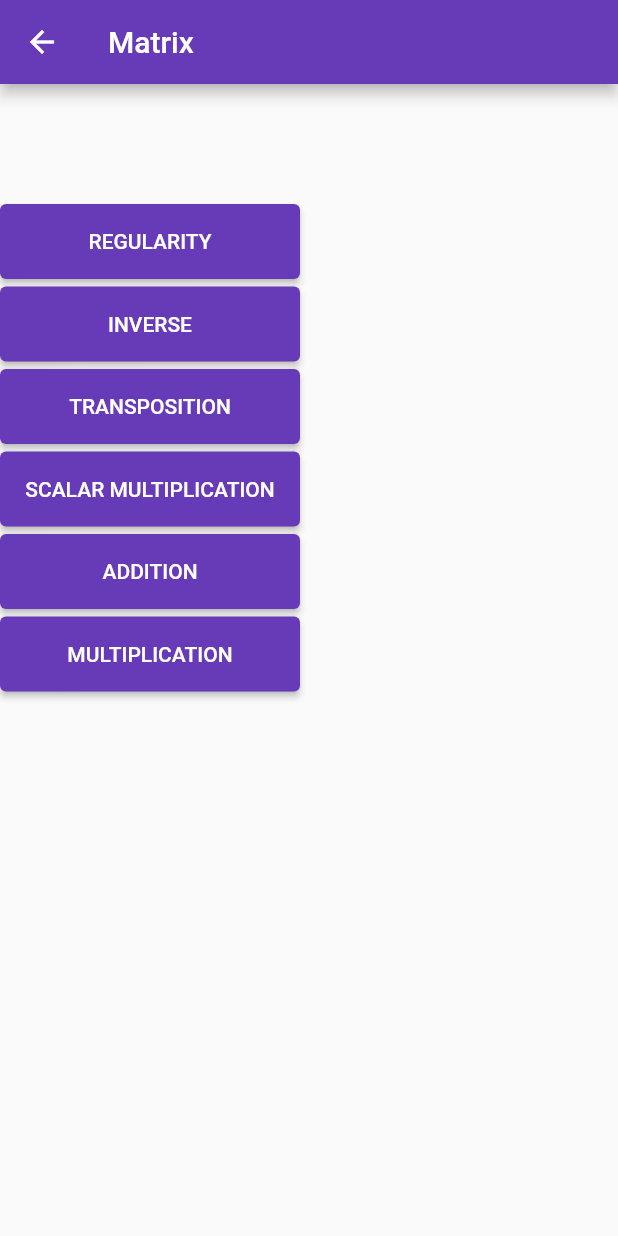
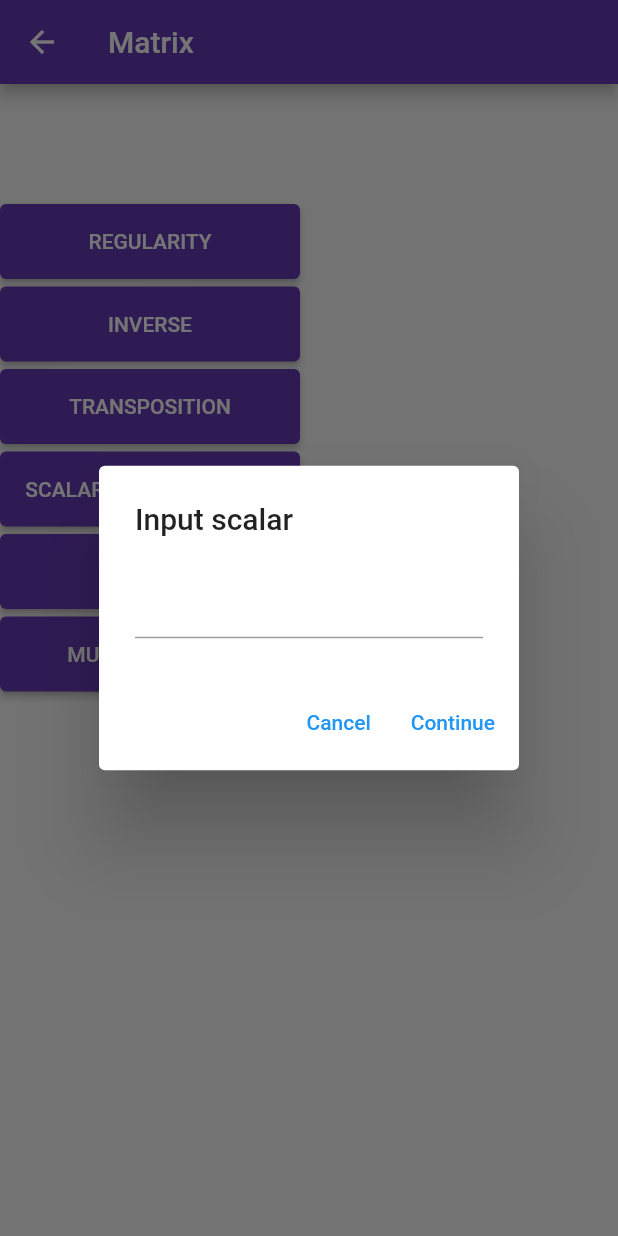
Before and after one commit to mautnerK/Diplomski, a Flutter app: the MatrixPage screen opened directly with empty values, after a tap on "SCALAR MULTIPLICATION", on a phone screen of 412 x 824 dp. Run offline on Flutter 3.47's test engine with Material 2 defaults, Android fonts, the phone set to English and light mode, and no system bars; our stand-ins replace fluttertoast; missing offline and left inert: fraction, matrix_input, stepo.

Commit message:
scalar multiplication done

```diff
--- a/lib/helper.dart
+++ b/lib/helper.dart
@@ -239,7 +239,14 @@ class Helper {
       }
   }
 
-  multiplyWithScalar() {}
+  multiplyWithScalar(double scalar, BuildContext context, int rowNumber, int columnNumber,
+      List<TextEditingController> controllers) {
+    List<double> result = [];
+    for(int i = 0; i < controllers.length; i++){
+      result.add(double.parse(controllers[i].text) * scalar);
+    }
+    showPage(context, rowNumber, columnNumber, result);
+  }
 
   add() {}
 
@@ -253,6 +260,7 @@ class Helper {
                 columnNumber: numberOfColumns, result: result)
         ));
   }
+
   double determinant2x2(double firstElement, double secondElement,
       double thirdElement, double fourthElement){
     double determinant = (firstElement * fourthElement) -
--- a/lib/matrix_page.dart
+++ b/lib/matrix_page.dart
@@ -1,5 +1,6 @@
 import 'package:flutter/cupertino.dart';
 import 'package:flutter/material.dart';
+import 'package:matrice/result_page.dart';
 import 'package:matrix_input/matrix_input.dart';
 import 'package:matrice/helper.dart';
 
@@ -21,6 +22,7 @@ class _MatrixPageState extends State<MatrixPage> {
   List<TextEditingController> controllers = [];
   int nr = -1;
   bool isButtonDisabled = true;
+  TextEditingController scalarController = TextEditingController();
 
   @override
   void initState() {
@@ -77,7 +79,7 @@ class _MatrixPageState extends State<MatrixPage> {
           const SizedBox(height: 5),
           ElevatedButton(
               onPressed: () {
-                Helper().multiplyWithScalar();
+                showDialogForScalar(context);
               },
               style: style,
               child: const Text('SCALAR MULTIPLICATION')),
@@ -97,6 +99,43 @@ class _MatrixPageState extends State<MatrixPage> {
               child: const Text('MULTIPLICATION')),
         ],
       ),
+    );
+  }
+
+  showDialogForScalar(BuildContext context) {
+    Widget cancelButton = TextButton(
+        onPressed: () {
+          Navigator.pop(context);
+        },
+        child: const Text (
+          "Cancel"
+        )
+    );
+    Widget nextPageButton = TextButton(
+        onPressed: () {
+          Helper().multiplyWithScalar(double.parse(scalarController.text),
+              context, widget.rowNumber, widget.columnNumber, controllers);
+        },
+        child: const Text (
+          "Continue"
+        )
+    );
+    AlertDialog alertDialog = AlertDialog(
+      title: const Text ("Input scalar"),
+      content: TextField(
+        controller: scalarController,
+        keyboardType: TextInputType.number,
+      ),
+      actions: [
+        cancelButton,
+        nextPageButton
+      ],
+    );
+    showDialog(
+        context: context,
+        builder: (BuildContext context) {
+          return alertDialog;
+      },
     );
   }
 
```
